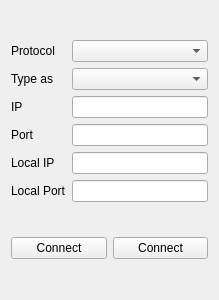
Old version of the form MotionViewer/holocomm.ui in the repository thinkexist1989/MotionViewer.
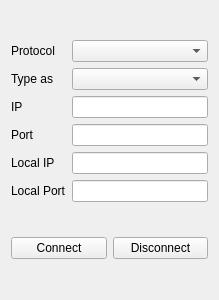
New version of the form. Icons and pictures are not drawn.

```diff
--- a/MotionViewer/holocomm.ui
+++ b/MotionViewer/holocomm.ui
@@ -100,7 +100,7 @@
      <item>
       <widget class="QPushButton" name="disconnectButton">
        <property name="text">
-        <string>Connect</string>
+        <string>Disconnect</string>
        </property>
        <property name="icon">
         <iconset resource="resources.qrc">
```
